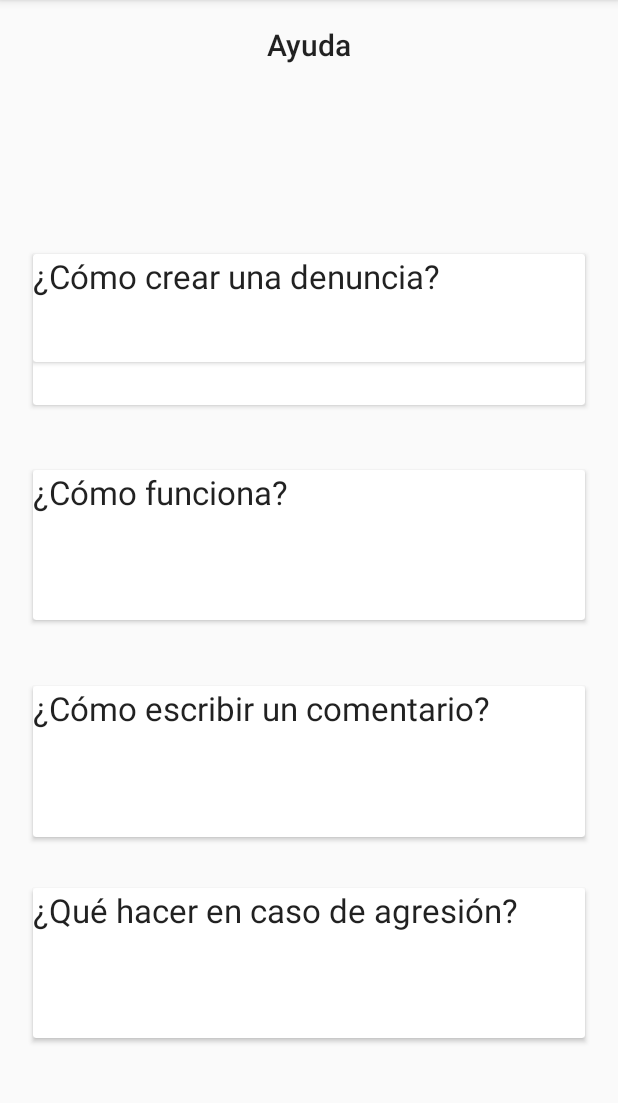
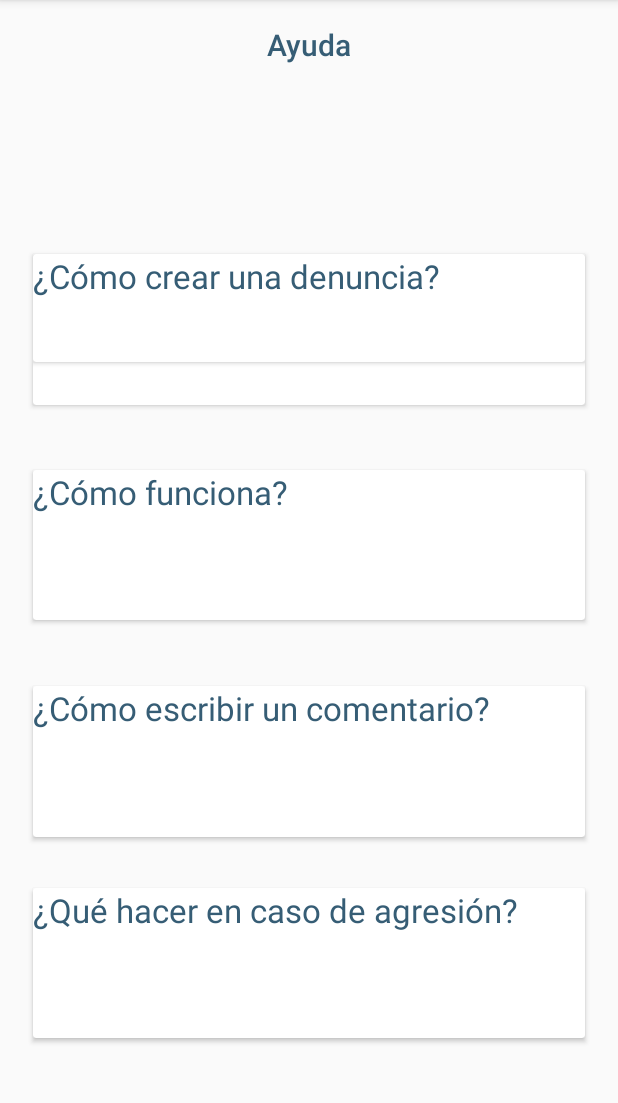
Before and after one commit to rrsegnini/AP-RESPETO., an Android app: the PantallaAyuda screen opened directly, with no data from a screen before it, on a phone screen of 412 x 824 dp, the part 84-1187 px from its top. Run offline under Robolectric (Android 15) with nearby library versions, the phone set to English and light mode, and no system bars.

Commit message:
Theme modified

```diff
--- a/app/src/main/java/cr/ac/tec/ec/respeto/MainFeedActivity.java
+++ b/app/src/main/java/cr/ac/tec/ec/respeto/MainFeedActivity.java
@@ -107,7 +107,7 @@ public class MainFeedActivity extends AppCompatActivity
 
         } else if (id == R.id.nav_manage) {
 
-        } else if (id == R.id.nav_share) {
+        //} else if (id == R.id.nav_share) {
 
         } else if (id == R.id.nav_send) {
 
--- a/app/src/main/res/values-v21/styles.xml
+++ b/app/src/main/res/values-v21/styles.xml
@@ -5,4 +5,16 @@
         <item name="windowNoTitle">true</item>
         <item name="android:statusBarColor">@android:color/transparent</item>
     </style>
+
+    <style name="AppTheme" parent="Base.Theme.AppCompat.Light.DarkActionBar">
+        <!-- Customize your theme here. -->
+        <item name="colorPrimary">@color/primary</item>
+        <item name="colorPrimaryDark">@color/secondary</item>
+        <item name="colorAccent">@color/colorAccent</item>
+        <item name="android:colorPrimaryDark">@color/RSPT_green</item>
+        <item name="android:colorAccent">@color/RSPT_red</item>
+        <item name="android:textColorSecondary">@color/RSPT_red</item>
+        <item name="android:textColorSecondaryInverse">@color/RSPT_red</item>
+        <item name="android:textColorPrimary">@color/RSPT_blue</item>
+    </style>
 </resources>
--- /dev/null
+++ b/app/src/main/res/values/colors.xml
@@ -0,0 +1,6 @@
+<?xml version="1.0" encoding="utf-8"?>
+<resources>
+    <color name="RSPT_green">#02ae4f</color>
+    <color name="RSPT_red">#e83c48</color>
+    <color name="RSPT_blue">#365d75</color>
+</resources>
--- a/app/src/main/res/values/styles.xml
+++ b/app/src/main/res/values/styles.xml
@@ -6,6 +6,9 @@
         <item name="colorPrimary">@color/primary</item>
         <item name="colorPrimaryDark">@color/secondary</item>
         <item name="colorAccent">@color/colorAccent</item>
+        <item name="android:textColorSecondary">@color/RSPT_red</item>
+        <item name="android:textColorSecondaryInverse">@color/RSPT_red</item>
+        <item name="android:textColorPrimary">@color/RSPT_blue</item>
     </style>
     <style name="NavTheme" parent="Theme.AppCompat.Light.DarkActionBar">
         <!-- Customize your theme here. -->
```
